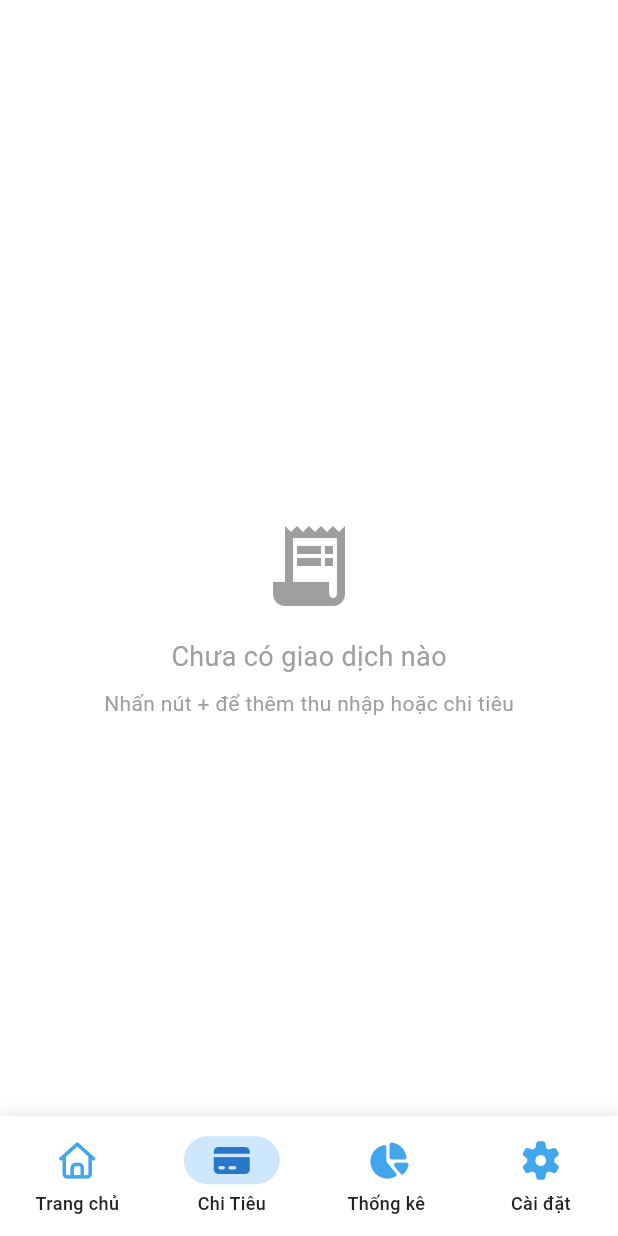
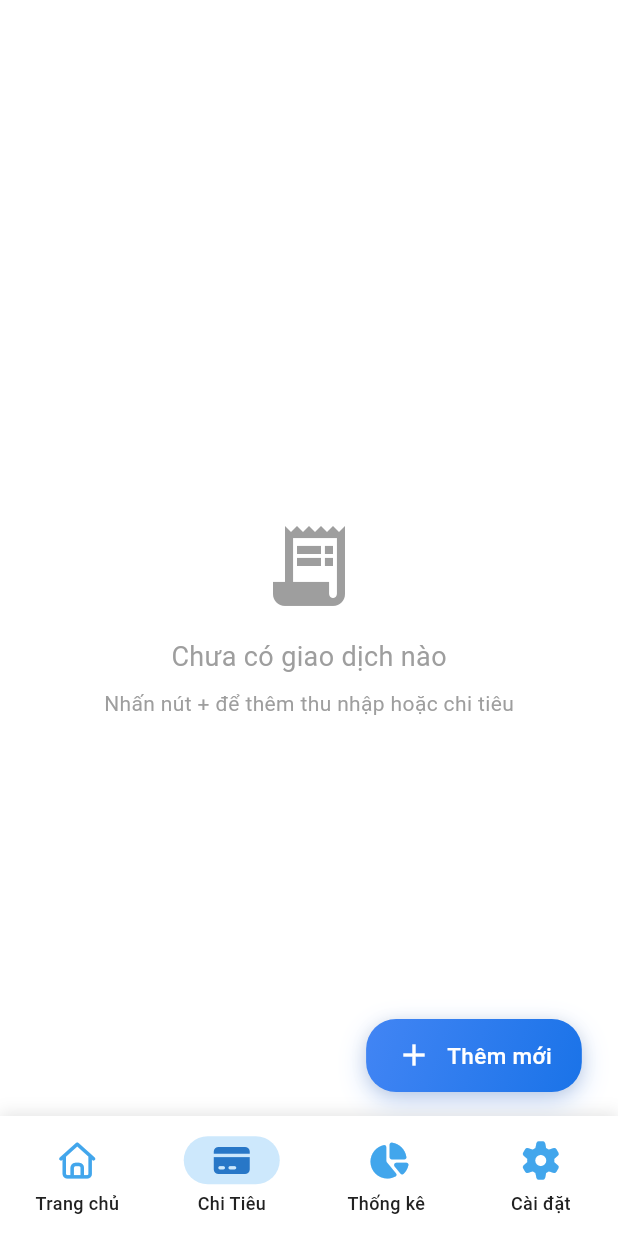
Before and after one commit to nguyentranlht/expense_tracker, a Flutter app: the screen it shows after launch, item 2 of the bottom bar chosen, on a phone screen of 412 x 824 dp. Run offline on Flutter 3.47's test engine with Material 3 defaults, Android fonts, the phone set to English and light mode, and no system bars; our stand-ins replace dartz, equatable, fl_chart, flutter_bloc, flutter_dotenv, flutter_screenutil and 7 more; accounts and stored records are empty; network calls fail.

Commit message:
fix floatingActionButton

```diff
--- a/lib/features/expense_tracking/presentation/pages/expense_list_page.dart
+++ b/lib/features/expense_tracking/presentation/pages/expense_list_page.dart
@@ -3,6 +3,7 @@ import 'package:expense_tracker/core/utils/localization_helper.dart';
 import 'package:expense_tracker/features/expense_tracking/presentation/widgets/expense_flexible_bar.dart';
 import 'package:expense_tracker/widgets/app_dialog.dart';
 import 'package:flutter/material.dart';
+import 'package:flutter/rendering.dart';
 import 'package:flutter_bloc/flutter_bloc.dart';
 import 'package:flutter_screenutil/flutter_screenutil.dart';
 import '../bloc/expense_bloc.dart';
@@ -22,12 +23,51 @@ class _ExpenseListPageState extends State<ExpenseListPage> {
   FilterType _currentFilter = FilterType.all;
   DateTime? _selectedMonth;
   bool _showAllMonths = true;
+  bool _isFabExpanded = true;
+  ScrollController _scrollController = ScrollController();
 
   @override
   void initState() {
     super.initState();
     // Load expenses when page is initialized
     context.read<ExpenseBloc>().add(LoadExpenses());
+
+    // Listen to scroll changes
+    _scrollController.addListener(_onScroll);
+  }
+
+  @override
+  void dispose() {
+    _scrollController.removeListener(_onScroll);
+    _scrollController.dispose();
+    super.dispose();
+  }
+
+  void _onScroll() {
+    if (_scrollController.position.pixels > 50) {
+      if (_scrollController.position.userScrollDirection == ScrollDirection.reverse) {
+        // Scrolling down - collapse FAB
+        if (_isFabExpanded) {
+          setState(() {
+            _isFabExpanded = false;
+          });
+        }
+      } else if (_scrollController.position.userScrollDirection == ScrollDirection.forward) {
+        // Scrolling up - expand FAB
+        if (!_isFabExpanded) {
+          setState(() {
+            _isFabExpanded = true;
+          });
+        }
+      }
+    } else {
+      // Near the top - always expanded
+      if (!_isFabExpanded) {
+        setState(() {
+          _isFabExpanded = true;
+        });
+      }
+    }
   }
 
   List<dynamic> _filterExpensesByMonth(List<dynamic> expenses) {
@@ -111,6 +151,7 @@ class _ExpenseListPageState extends State<ExpenseListPage> {
             }).toList();
 
             return CustomScrollView(
+              controller: _scrollController,
               slivers: [
                 // SliverAppBar với behavior ẩn/hiện
                 SliverAppBar(
@@ -200,14 +241,92 @@ class _ExpenseListPageState extends State<ExpenseListPage> {
           return const Center(child: Text('Something went wrong'));
         },
       ),
-      floatingActionButton: FloatingActionButton(
-        onPressed: () {
-          Navigator.of(context).push(
-            MaterialPageRoute(builder: (context) => const AddEditExpensePage()),
-          );
-        },
-        child: const Icon(Icons.add),
+      floatingActionButton: AnimatedContainer(
+        duration: const Duration(milliseconds: 300),
+        curve: Curves.easeInOut,
+        margin: EdgeInsets.only(
+          bottom: _isFabExpanded ? MediaQuery.of(context).padding.bottom : 8.r,
+          right: 8.r
+        ),
+        decoration: BoxDecoration(
+          borderRadius: BorderRadius.circular(_isFabExpanded ? 20 : 16),
+          gradient: const LinearGradient(
+            begin: Alignment.topLeft,
+            end: Alignment.bottomRight,
+            colors: [
+              Color(0xFF4285f4), // Gmail blue
+              Color(0xFF1a73e8), // Darker Gmail blue
+            ],
+          ),
+          boxShadow: [
+            BoxShadow(
+              color: const Color(0xFF4285f4).withOpacity(0.3),
+              blurRadius: _isFabExpanded ? 15 : 10,
+              offset: Offset(0, _isFabExpanded ? 6 : 4),
+            ),
+            BoxShadow(
+              color: Colors.black.withOpacity(0.1),
+              blurRadius: _isFabExpanded ? 8 : 6,
+              offset: Offset(0, _isFabExpanded ? 2 : 1),
+            ),
+          ],
+        ),
+        child: Material(
+          color: Colors.transparent,
+          borderRadius: BorderRadius.circular(_isFabExpanded ? 20 : 16),
+          child: InkWell(
+            borderRadius: BorderRadius.circular(_isFabExpanded ? 20 : 16),
+            onTap: () {
+              Navigator.of(context).push(
+                MaterialPageRoute(builder: (context) => const AddEditExpensePage()),
+              );
+            },
+            child: AnimatedContainer(
+              duration: const Duration(milliseconds: 300),
+              curve: Curves.easeInOut,
+              constraints: BoxConstraints(
+                minHeight: 48.r,
+                maxHeight: 48.r,
+              ),
+              padding: EdgeInsets.symmetric(
+                horizontal: _isFabExpanded ? 20 : 16,
+                vertical: 12, // Fixed vertical padding
+              ),
+              child: Row(
+                mainAxisSize: MainAxisSize.min,
+                crossAxisAlignment: CrossAxisAlignment.center,
+                children: [
+                  const Icon(Icons.add, color: Colors.white, size: 24),
+                  AnimatedContainer(
+                    duration: const Duration(milliseconds: 300),
+                    curve: Curves.easeInOut,
+                    width: _isFabExpanded ? 10 : 0,
+                  ),
+                  AnimatedOpacity(
+                    opacity: _isFabExpanded ? 1.0 : 0.0,
+                    duration: const Duration(milliseconds: 200),
+                    child: AnimatedContainer(
+                      duration: const Duration(milliseconds: 300),
+                      curve: Curves.easeInOut,
+                      width: _isFabExpanded ? null : 0,
+                      child: const Text(
+                        'Thêm mới',
+                        style: TextStyle(
+                          color: Colors.white,
+                          fontSize: 15,
+                          fontWeight: FontWeight.w500,
+                          letterSpacing: 0.25,
+                        ),
+                      ),
+                    ),
+                  ),
+                ],
+              ),
+            ),
+          ),
+        ),
       ),
+      floatingActionButtonLocation: FloatingActionButtonLocation.endFloat,
     );
   }
 }
```
